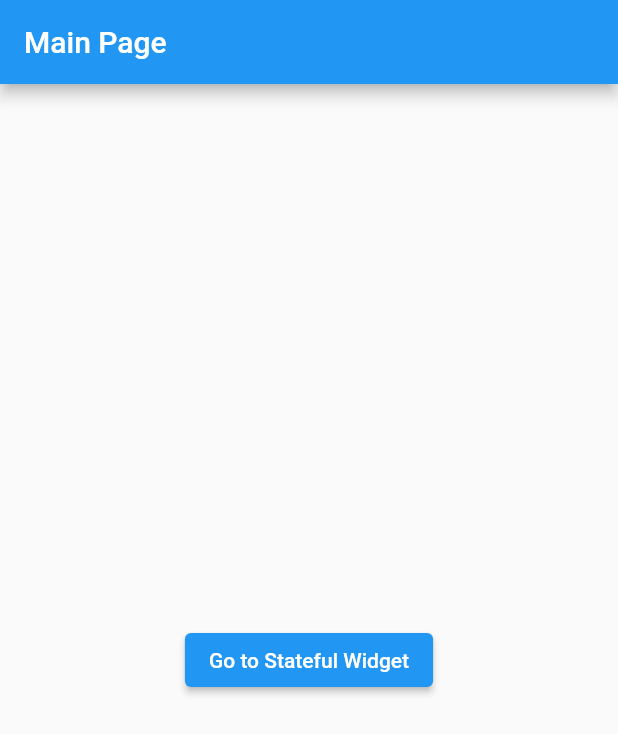
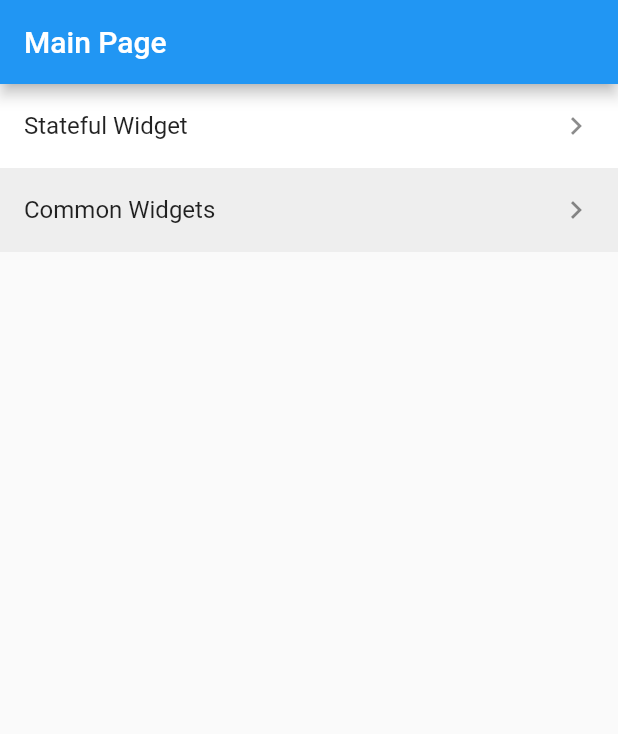
Before and after one commit to juandozuna/flutter-course, a Flutter app: the screen it shows after launch, on a phone screen of 412 x 824 dp. Shown: the top 734 px of the screen. Run offline on Flutter 3.47's test engine with Material 2 defaults, Android fonts, the phone set to English and light mode, and no system bars.

Commit message:
Created common widget page

```diff
--- a/project_1/lib/pages/main_page.dart
+++ b/project_1/lib/pages/main_page.dart
@@ -1,34 +1,47 @@
 import 'package:flutter/material.dart';
+import 'package:project_1/pages/common_widget_page.dart';
 import 'package:project_1/pages/stateful_page.dart';
-import 'package:project_1/widgets/primary_button.dart';
+
+class _ListItem {
+  final String title;
+  final Widget page;
+
+  _ListItem(this.title, this.page);
+}
 
 class MainPage extends StatelessWidget {
   const MainPage({Key? key}) : super(key: key);
 
   @override
   Widget build(BuildContext context) {
+    // This are the items to be shown
+    final items = <_ListItem>[
+      _ListItem('Stateful Widget', const StatefulPage()),
+      _ListItem('Common Widgets', const CommonWidgetPage()),
+    ];
+
     return Scaffold(
       appBar: AppBar(
         title: const Text('Main Page'),
       ),
-      body: Column(
-        mainAxisAlignment: MainAxisAlignment.center,
-        crossAxisAlignment: CrossAxisAlignment.center,
-        children: [
-          Center(
-            child: PrimaryButton(
-              text: 'Go to Stateful Widget',
-              onPressed: () {
+      body: ListView(
+        children: items.asMap().entries.map((entry) {
+          final item = entry.value;
+          final index = entry.key;
+          return ListTile(
+            title: Text(item.title),
+            tileColor: index % 2 == 0 ? Colors.white : Colors.grey[200],
+            trailing: const Icon(Icons.chevron_right),
+            onTap: () {
               Navigator.push(
                 context,
                 MaterialPageRoute(
-                    builder: (context) => const StatefulPage(),
+                  builder: (context) => item.page,
                 ),
               );
             },
-            ),
-          ),
-        ],
+          );
+        }).toList(),
       ),
     );
   }
```
Also changed, not shown: project_1/lib/pages/common_widget_page.dart (added, +31 -0 lines), project_1/lib/widgets/common_widget_container.dart (added, +31 -0 lines). Lines whose indentation alone changed are shown as unchanged.
